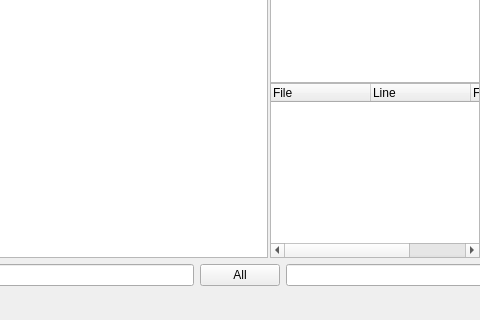
Rolloke/GUI-Apps, file source/mainwindow.ui: the form before one commit; both pictures show x 324 to 804 and y 480 to 800 of the 1200 by 800 pixel window.
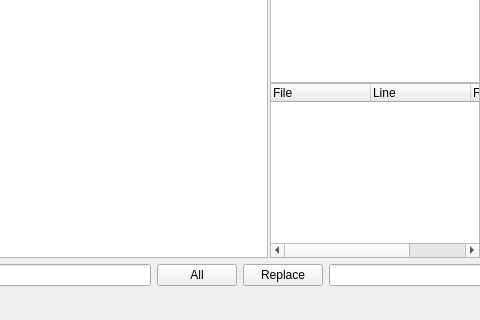
The form after the commit. Icons and pictures are not drawn. Custom widgets are drawn as their Qt base class.

Commit message: simplified find all

```diff
--- a/source/mainwindow.ui
+++ b/source/mainwindow.ui
@@ -1238,6 +1238,16 @@
         </property>
        </widget>
       </item>
+      <item>
+       <widget class="QPushButton" name="btnFindReplace">
+        <property name="toolTip">
+         <string>Replace expression</string>
+        </property>
+        <property name="text">
+         <string>Replace</string>
+        </property>
+       </widget>
+      </item>
       <item>
        <widget class="QLineEdit" name="edtReplaceText">
         <property name="toolTip">
```
Left out of the diff: 4 changed lines with no effect on the pictures. The commit also changes 5 other files.
